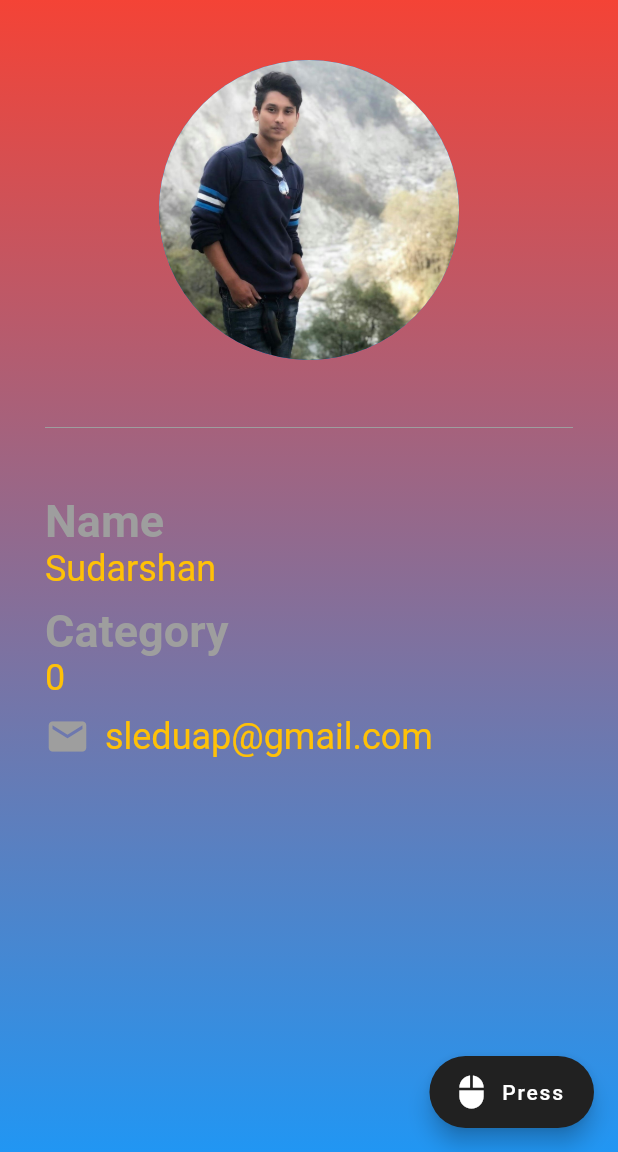
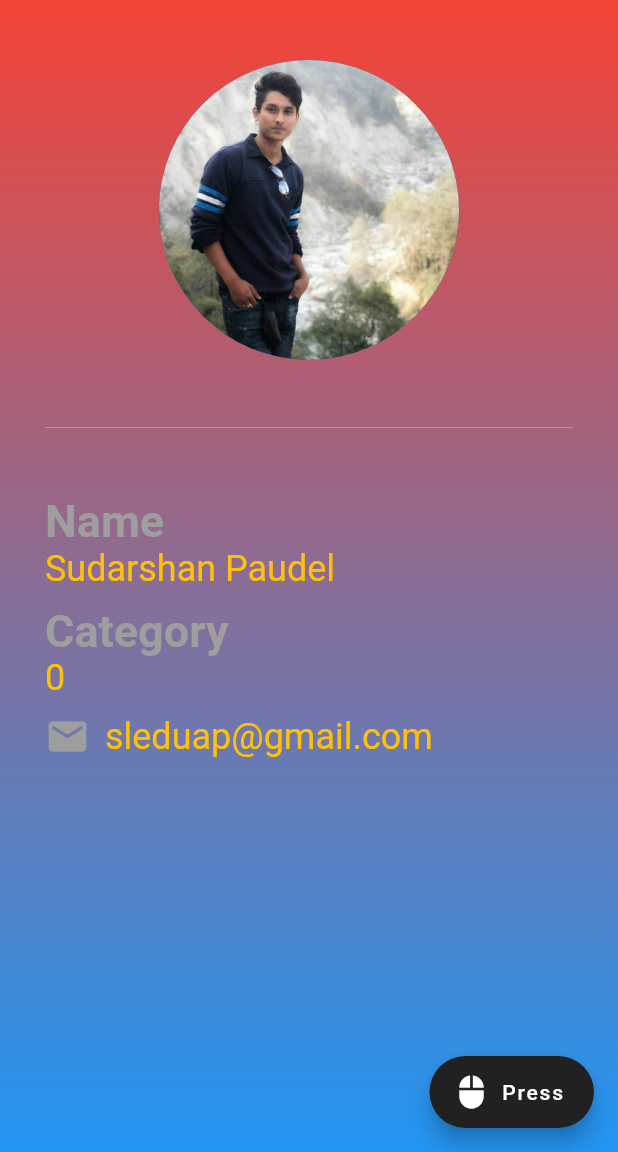
Before and after one commit to sleduap/licence, a Flutter app: the screen it shows after launch, on a phone screen of 412 x 824 dp, the part 84-1236 px from its top. Run offline on Flutter 3.47's test engine with Material 2 defaults, Android fonts, the phone set to English and light mode, and no system bars.

Commit message:
name changed

```diff
--- a/lib/main.dart
+++ b/lib/main.dart
@@ -71,7 +71,7 @@ class _LicenceState extends State<Licence> {
               //   height: 5,
               // ),
               const Text(
-                "Sudarshan",
+                "Sudarshan Paudel",
                 style: TextStyle(
                   fontSize: 24,
                   // fontWeight: FontWeight.bold,
```
